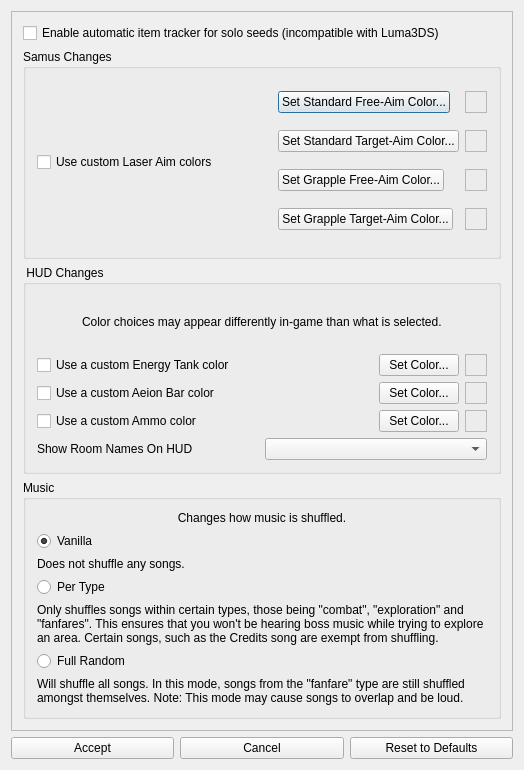
randovania/randovania, file randovania/games/samus_returns/gui/ui_files/msr_cosmetic_patches_dialog.ui: the form before one commit.
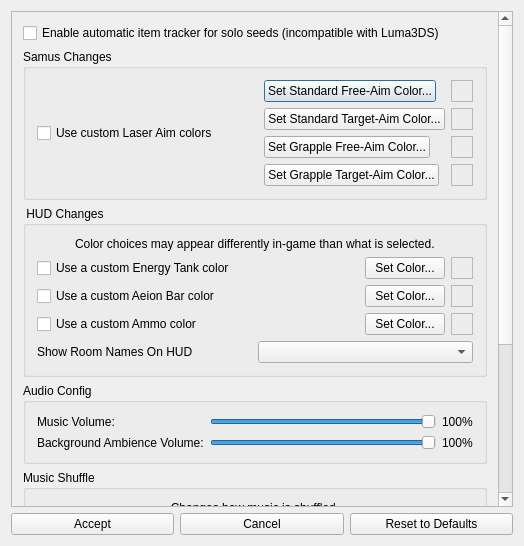
The form after the commit.

Commit message: Add cosmetic option to change volume of music and ambience

```diff
--- a/randovania/games/samus_returns/gui/ui_files/msr_cosmetic_patches_dialog.ui
+++ b/randovania/games/samus_returns/gui/ui_files/msr_cosmetic_patches_dialog.ui
@@ -7,7 +7,7 @@
     <x>0</x>
     <y>0</y>
     <width>524</width>
-    <height>770</height>
+    <height>546</height>
    </rect>
   </property>
   <property name="windowTitle">
@@ -24,8 +24,8 @@
        <rect>
         <x>0</x>
         <y>0</y>
-        <width>504</width>
-        <height>723</height>
+        <width>490</width>
+        <height>684</height>
        </rect>
       </property>
       <layout class="QVBoxLayout" name="verticalLayout">
@@ -430,7 +430,78 @@
        <item>
         <widget class="QGroupBox" name="groupBox_2">
          <property name="title">
-          <string>Music</string>
+          <string>Audio Config</string>
+         </property>
+         <layout class="QGridLayout" name="gridLayout_5">
+          <item row="0" column="1">
+           <layout class="QHBoxLayout" name="ambience_group">
+            <item>
+             <widget class="QSlider" name="ambience_slider">
+              <property name="maximum">
+               <number>100</number>
+              </property>
+              <property name="sliderPosition">
+               <number>100</number>
+              </property>
+              <property name="orientation">
+               <enum>Qt::Horizontal</enum>
+              </property>
+             </widget>
+            </item>
+            <item>
+             <widget class="QLabel" name="ambience_label">
+              <property name="text">
+               <string>100%</string>
+              </property>
+             </widget>
+            </item>
+           </layout>
+          </item>
+          <item row="2" column="1">
+           <layout class="QHBoxLayout" name="music_group">
+            <item>
+             <widget class="QSlider" name="music_slider">
+              <property name="maximum">
+               <number>100</number>
+              </property>
+              <property name="sliderPosition">
+               <number>100</number>
+              </property>
+              <property name="orientation">
+               <enum>Qt::Horizontal</enum>
+              </property>
+             </widget>
+            </item>
+            <item>
+             <widget class="QLabel" name="music_label">
+              <property name="text">
+               <string>100%</string>
+              </property>
+             </widget>
+            </item>
+           </layout>
+          </item>
+          <item row="0" column="0">
+           <widget class="QLabel" name="music_title_label">
+            <property name="text">
+             <string>Music Volume:</string>
+            </property>
+           </widget>
+          </item>
+          <item row="2" column="0">
+           <widget class="QLabel" name="ambience_title_label">
+            <property name="text">
+             <string>Background Ambience Volume:</string>
+            </property>
+           </widget>
+          </item>
+         </layout>
+        </widget>
+       </item>
+       <item>
+        <widget class="QGroupBox" name="music_shuffle_group">
+         <property name="title">
+          <string>Music Shuffle</string>
          </property>
          <layout class="QGridLayout" name="gridLayout_4">
           <item row="10" column="0">
```
Left out of the diff: 2 changed lines with no effect on the pictures. The commit also changes 12 other files.
